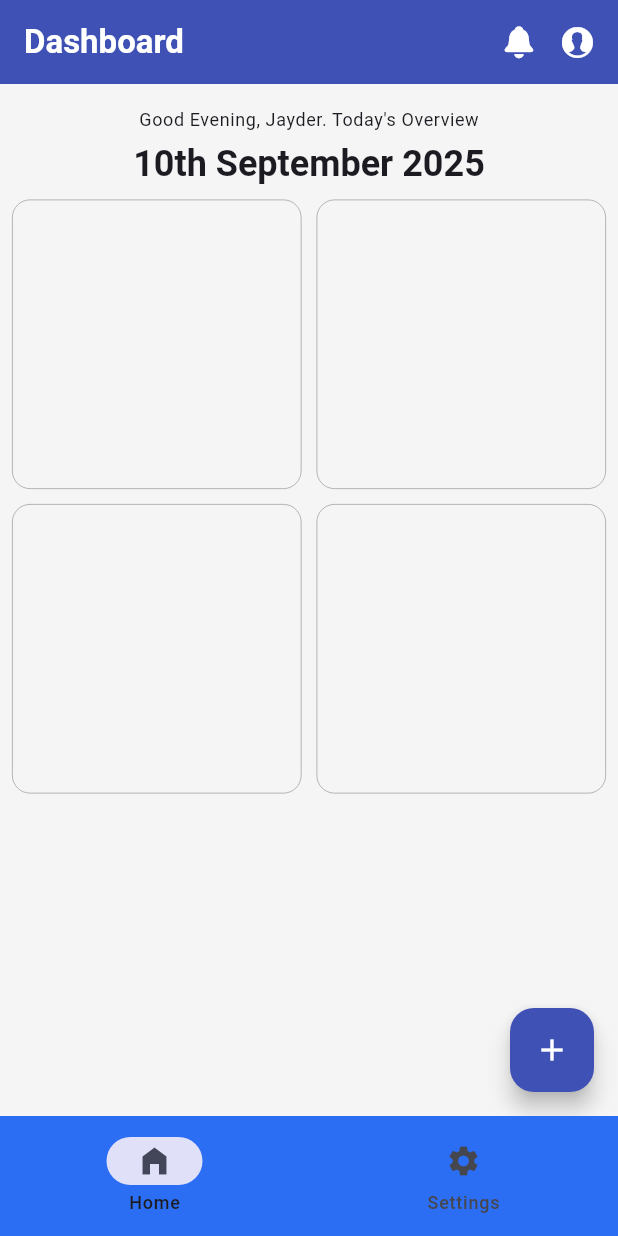
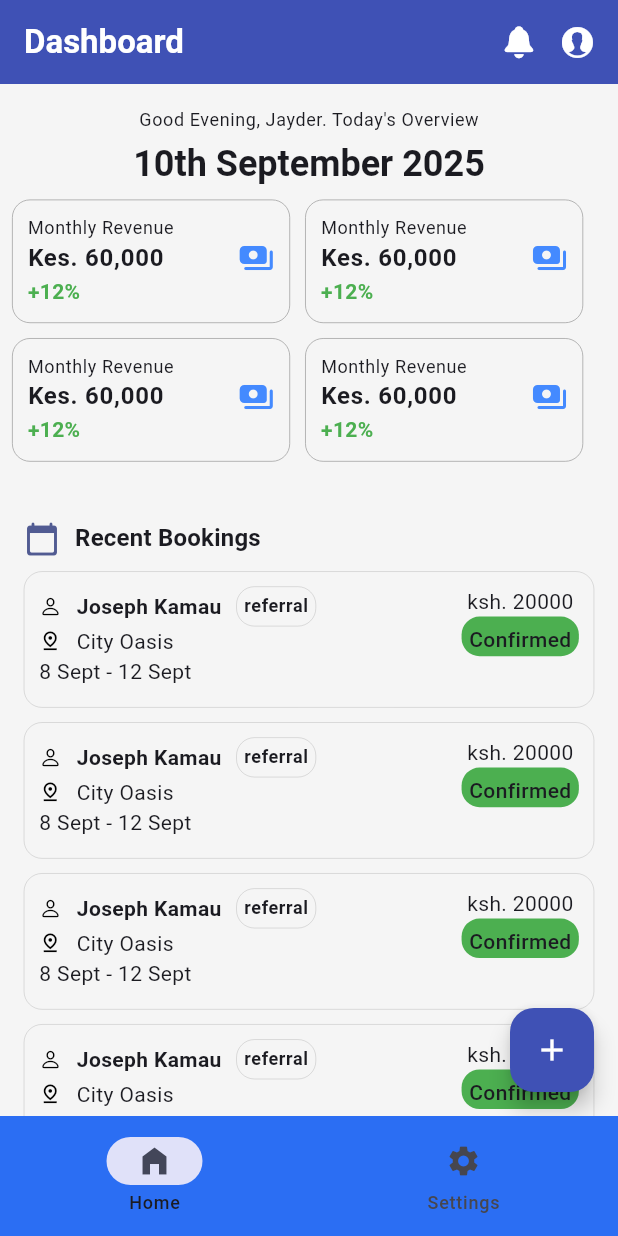
Before and after one commit to josephwatunu123/rental-finance-tracker, a Flutter app: the screen it shows after launch, on a phone screen of 412 x 824 dp. Run offline on Flutter 3.47's test engine with Material 3 defaults, Android fonts, the phone set to English and light mode, and no system bars; our stand-ins replace flutter_riverpod.

Commit message:
Creating recent bookings class

```diff
--- /dev/null
+++ b/lib/constants/app_constants.dart
@@ -0,0 +1,5 @@
+
+//Visual constants
+double borderRadiusMain = 12;
+double borderRadiusSmall =8;
+double borderRadiusLarge = 16;
--- a/lib/features/home/home_page.dart
+++ /dev/null
@@ -1,103 +0,0 @@
-import 'package:flutter/cupertino.dart';
-import 'package:flutter/material.dart';
-import 'package:rental_finance_tracker/theme/app_colors.dart';
-
-class HomePage extends StatefulWidget {
-  const HomePage({super.key});
-
-  @override
-  State<HomePage> createState() => _HomePageState();
-}
-
-class _HomePageState extends State<HomePage> {
-  @override
-  Widget build(BuildContext context) {
-    final theme = Theme.of(context);
-    final size = MediaQuery.of(context).size;
-    return Scaffold(
-      appBar: AppBar(
-        title:  Text('Dashboard',style:theme.textTheme.titleLarge?.copyWith(fontWeight: FontWeight.bold,color: Colors.white) ,),
-        centerTitle: false,
-        actions: [
-          Icon(CupertinoIcons.bell_fill),
-          const SizedBox(width: 15),
-          Icon(CupertinoIcons.person_alt_circle_fill),
-        ],
-        actionsPadding: EdgeInsets.only(right: 15),
-      ),
-      body: Padding(
-        padding: const EdgeInsets.all(8.0),
-        child: Column(
-          children: [
-            userGreetings(theme: theme),
-            Expanded(
-              child: GridView(
-                  gridDelegate: SliverGridDelegateWithFixedCrossAxisCount(
-                  crossAxisCount: 2,
-                    crossAxisSpacing: 10,
-                    mainAxisSpacing: 10
-                  ),
-                children: List.generate(4,
-                    (index){
-                      return statsContainer(
-                          height: size.height * 0.10,
-                          width: size.width * 0.22
-                      );
-                    }
-                ),
-
-              ),
-            )
-          ],
-        ),
-      ),
-        floatingActionButton: FloatingActionButton(
-          onPressed: () {
-
-          },
-          child: const Icon(Icons.add),
-        ),
-    );
-  }
-
-  Widget userGreetings(
-  {
-    required ThemeData theme,
-}
-      ){
-    return Container(
-      alignment: Alignment.center,
-      padding: EdgeInsets.all(8),
-      child: Column(
-        crossAxisAlignment: CrossAxisAlignment.center,
-        spacing: 5,
-        children: [
-          Text(
-            "Good Evening, Jayder. Today's Overview",
-            style: theme.textTheme.bodySmall,),
-          Text(
-              "10th September 2025",
-            style: theme.textTheme.headlineSmall?.copyWith(fontWeight: FontWeight.bold),
-          )
-        ],
-      ),
-    );
-  }
-
-  Widget statsContainer({
-    required double height,
-    required double width
-}){
-    return Container(
-      height: height,
-      width: width,
-      decoration: BoxDecoration(
-        borderRadius: BorderRadius.circular(12),
-        border: Border.all(
-          width: 0.5,
-          color: Colors.grey
-        )
-      ),
-    );
-  }
-}
--- /dev/null
+++ b/lib/features/home/presentation/home_page.dart
@@ -0,0 +1,145 @@
+import 'package:flutter/cupertino.dart';
+import 'package:flutter/material.dart';
+import 'package:rental_finance_tracker/features/home/presentation/widgets/recent_bookings.dart';
+import 'package:rental_finance_tracker/theme/app_colors.dart';
+
+class HomePage extends StatefulWidget {
+  const HomePage({super.key});
+
+  @override
+  State<HomePage> createState() => _HomePageState();
+}
+
+class _HomePageState extends State<HomePage> {
+  @override
+  Widget build(BuildContext context) {
+    final theme = Theme.of(context);
+    final size = MediaQuery.of(context).size;
+    return Scaffold(
+      appBar: AppBar(
+        title:  Text('Dashboard',style:theme.textTheme.titleLarge?.copyWith(fontWeight: FontWeight.bold,color: Colors.white) ,),
+        centerTitle: false,
+        actions: [
+          Icon(CupertinoIcons.bell_fill),
+          const SizedBox(width: 15),
+          Icon(CupertinoIcons.person_alt_circle_fill),
+        ],
+        actionsPadding: EdgeInsets.only(right: 15),
+      ),
+      body: SingleChildScrollView(
+        child: Padding(
+          padding: const EdgeInsets.all(8.0),
+          child: Column(
+            children: [
+              userGreetings(theme: theme),
+              SizedBox(
+                height: size.height * 0.25,
+                width: double.infinity,
+                child: Wrap(
+                  spacing: 10,
+                  runSpacing: 10,
+                  children: List.generate(4, (index){
+                    return statsContainer(
+                        height: size.height * 0.1,
+                        width: size.width * 0.45,
+                        theme: theme
+                    );
+                  }),
+                )
+              ),
+              Container(
+                padding: EdgeInsets.all(8),
+                child: Column(
+                  spacing: 10,
+                  mainAxisAlignment: MainAxisAlignment.spaceEvenly,
+                  children: [
+                    Row(
+                      mainAxisAlignment: MainAxisAlignment.start,
+                      spacing: 10,
+                      children: [
+                        Icon(Icons.calendar_today_rounded,color: theme.primaryColor,),
+                        Text('Recent Bookings',style: theme.textTheme.titleMedium?.copyWith(fontWeight: FontWeight.bold),),
+                      ],
+                    ),
+                    RecentBookings(),
+                    RecentBookings(),
+                    RecentBookings(),
+                    RecentBookings(),
+                    RecentBookings()
+                  ],
+
+                ),
+              )
+            ],
+          ),
+        ),
+      ),
+        floatingActionButton: FloatingActionButton(
+          onPressed: () {
+          },
+          child: const Icon(Icons.add),
+        ),
+    );
+  }
+
+  Widget userGreetings(
+  {
+    required ThemeData theme,
+}
+      ){
+    return Container(
+      alignment: Alignment.center,
+      padding: EdgeInsets.all(8),
+      child: Column(
+        crossAxisAlignment: CrossAxisAlignment.center,
+        spacing: 5,
+        children: [
+          Text(
+            "Good Evening, Jayder. Today's Overview",
+            style: theme.textTheme.bodySmall,),
+          Text(
+              "10th September 2025",
+            style: theme.textTheme.headlineSmall?.copyWith(fontWeight: FontWeight.bold),
+          )
+        ],
+      ),
+    );
+  }
+
+  Widget statsContainer({
+    required double height,
+    required double width,
+    required ThemeData theme
+}){
+    return Container(
+      padding: EdgeInsets.all(10),
+      alignment: Alignment.centerLeft,
+      height: height,
+      width: width,
+      decoration: BoxDecoration(
+        borderRadius: BorderRadius.circular(12),
+        border: Border.all(
+          width: 0.5,
+          color: Colors.grey
+        )
+      ),
+      child: Column(
+        mainAxisAlignment: MainAxisAlignment.center,
+        crossAxisAlignment: CrossAxisAlignment.start,
+        children: [
+          Text('Monthly Revenue',style: theme.textTheme.bodySmall?.copyWith(fontWeight: FontWeight.w400)),
+          Row(
+            mainAxisAlignment: MainAxisAlignment.spaceBetween,
+            children: [
+              Text('Kes. 60,000',style: theme.textTheme.bodyLarge?.copyWith(fontWeight: FontWeight.bold)),
+              Icon(Icons.payments_rounded,
+                color: Colors.blueAccent
+                ,)
+            ],
+          ),
+          Text('+12%',style: theme.textTheme.bodyMedium?.copyWith(fontWeight: FontWeight.bold,color: Colors.green))
+        ],
+      ),
+    );
+  }
+}
--- /dev/null
+++ b/lib/features/home/presentation/widgets/recent_bookings.dart
@@ -0,0 +1,92 @@
+import 'package:flutter/cupertino.dart';
+import 'package:flutter/material.dart';
+import 'package:rental_finance_tracker/constants/app_constants.dart';
+
+class RecentBookings extends StatefulWidget {
+  const RecentBookings({super.key});
+
+  @override
+  State<RecentBookings> createState() => _RecentBookingsState();
+}
+
+class _RecentBookingsState extends State<RecentBookings> {
+  @override
+  Widget build(BuildContext context) {
+    final size = MediaQuery.of(context).size;
+    final theme = Theme.of(context);
+    return Container(
+      padding: EdgeInsets.all(10),
+      height: size.height * 0.11,
+      width: double.infinity,
+      decoration: BoxDecoration(
+        borderRadius: BorderRadius.circular(borderRadiusMain),
+        border: Border.all(
+          width: 0.08,
+          color: CupertinoColors.black
+        )
+      ),
+      child: Row(
+        children: [
+          Expanded(
+            child: Column(
+              crossAxisAlignment: CrossAxisAlignment.start,
+              children: [
+                Row(
+                  spacing: 10,
+                  children: [
+                    Icon(CupertinoIcons.person, color: Colors.black,size: 15,),
+                    Text('Joseph Kamau',style: TextStyle(fontWeight: FontWeight.w600),),
+                    Container(
+                      padding: EdgeInsets.all(5),
+                      alignment: Alignment.center,
+                      height: size.height * 0.032,
+                      decoration: BoxDecoration(
+                        borderRadius: BorderRadius.circular(borderRadiusMain),
+                        border: Border.all(
+                          width: 0.08,
+                          color: Colors.black
+                        ),
+                      ),
+                      child: Text('referral',style: theme.textTheme.bodySmall?.copyWith(fontWeight: FontWeight.bold),),
+                    )
+                  ],
+                ),
+                Row(
+                  mainAxisAlignment: MainAxisAlignment.start,
+                  spacing: 10,
+                  children: [
+                    Icon(Icons.pin_drop_outlined,color: Colors.black,size: 15,),
+                    Text('City Oasis')
+                  ],
+                ),
+                Row(
+                  mainAxisAlignment: MainAxisAlignment.start,
+                  children: [
+                    Text('8 Sept - 12 Sept')
+                  ],
+                )
+              ],
+
+            ),
+          ),
+          Column(
+            children: [
+              Text('ksh. 20000'),
+              Container(
+                padding: EdgeInsets.all(5),
+                alignment: Alignment.center,
+                height: size.height * 0.032,
+                decoration: BoxDecoration(
+                  borderRadius: BorderRadius.circular(borderRadiusMain),
+                  color: Colors.green[500],
+                ),
+                child: Text('Confirmed',style: TextStyle(fontWeight: FontWeight.w500),),
+              )
+            ],
+
+                    )
+        ],
+      ),
+    );
+  }
+}
--- a/lib/main.dart
+++ b/lib/main.dart
@@ -2,7 +2,7 @@ import 'package:flutter/material.dart';
 import 'package:flutter_riverpod/flutter_riverpod.dart';
 import 'package:rental_finance_tracker/theme/app_theme.dart';
 
-import 'features/home/home_page.dart';
+import 'features/home/presentation/home_page.dart';
 import 'features/settings/settings.dart';
 
 void main() {
```
